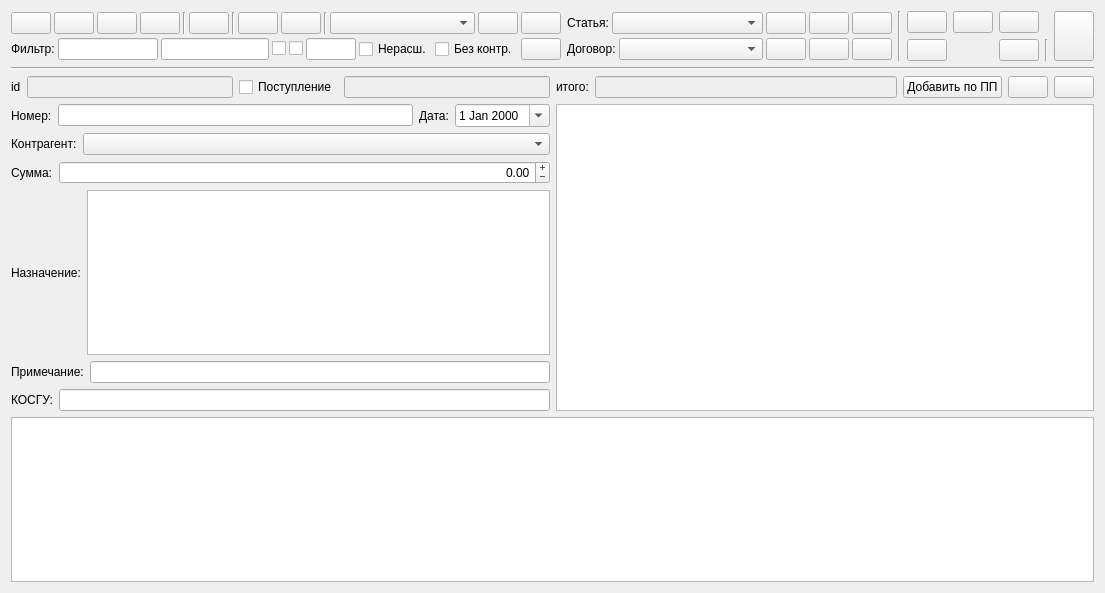
Qt form formbank.ui (GorINIch73/Audit) before a commit.
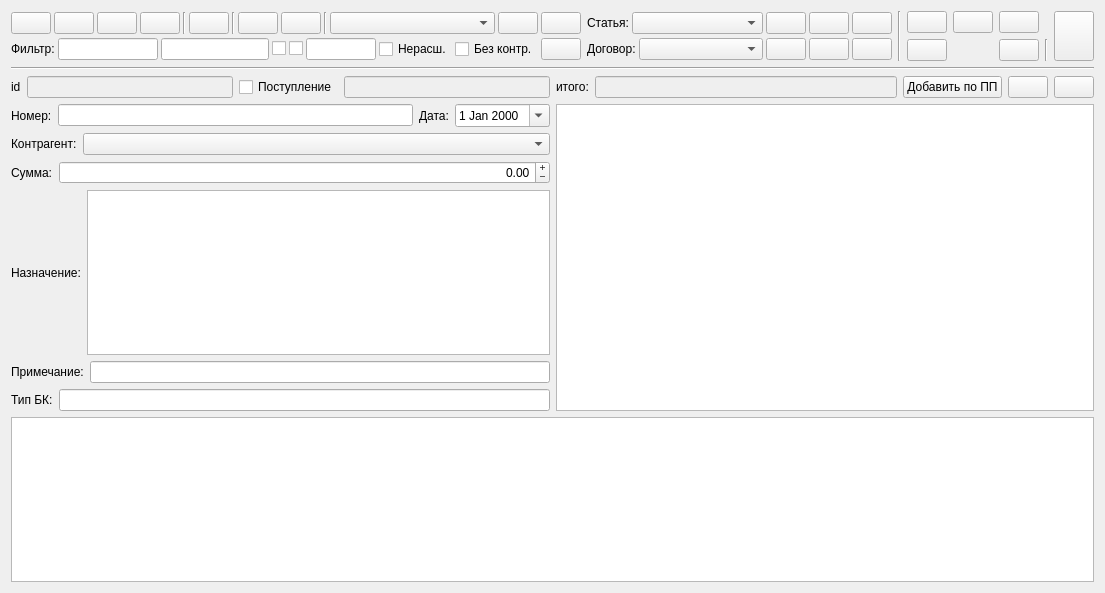
The same form after that commit. Icons and pictures are not drawn.

The edit to the form file:
```diff
--- a/formbank.ui
+++ b/formbank.ui
@@ -150,7 +150,7 @@
                </property>
                <property name="maximumSize">
                 <size>
-                 <width>600</width>
+                 <width>550</width>
                  <height>600</height>
                 </size>
                </property>
@@ -281,7 +281,7 @@
            </property>
            <property name="maximumSize">
             <size>
-             <width>50</width>
+             <width>70</width>
              <height>16777215</height>
             </size>
            </property>
@@ -352,7 +352,7 @@
            </property>
            <property name="maximumSize">
             <size>
-             <width>600</width>
+             <width>300</width>
              <height>100</height>
             </size>
            </property>
@@ -446,6 +446,12 @@
              <verstretch>0</verstretch>
             </sizepolicy>
            </property>
+           <property name="maximumSize">
+            <size>
+             <width>300</width>
+             <height>600</height>
+            </size>
+           </property>
            <property name="toolTip">
             <string>Контракт для добавления в расшифровку</string>
            </property>
@@ -917,7 +923,7 @@
          <item>
           <widget class="QLabel" name="label_12">
            <property name="text">
-            <string>КОСГУ:</string>
+            <string>Тип БК:</string>
            </property>
           </widget>
          </item>
```
Left out of the diff: 6 changed lines with no effect on the pictures.
